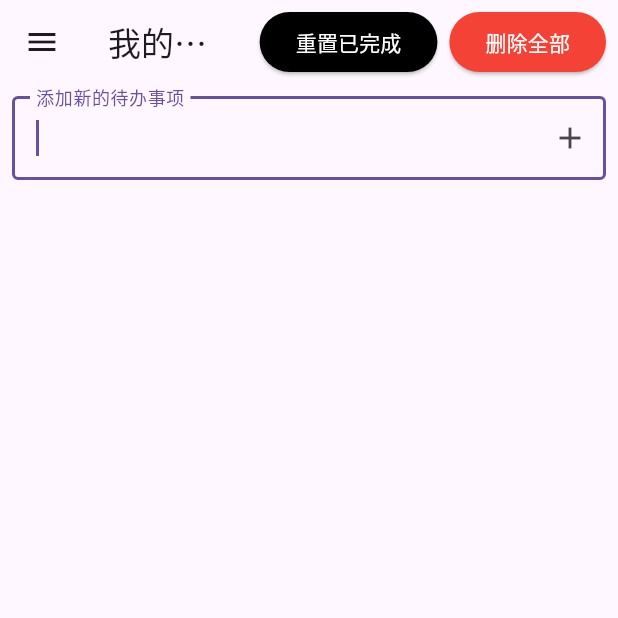
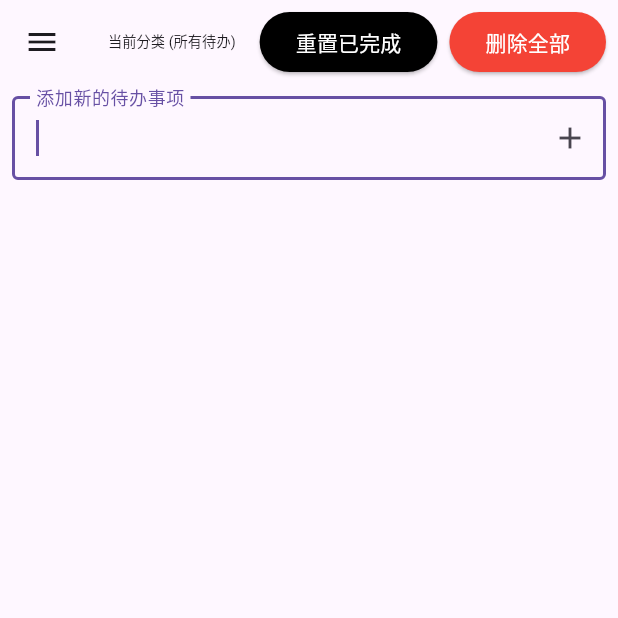
Before and after one commit to Cui707/c99todolist, a Flutter app: the screen it shows after launch, on a phone screen of 412 x 824 dp, the top half of it. Run offline on Flutter 3.47's test engine with Material 3 defaults, Android fonts, the phone set to English and light mode, and no system bars; our stand-ins replace shared_preferences.

Commit message:
V1.0.2 1.完成了安卓版本的开发。2.优化了部分显示效果。3.在抽屉中添加了信息。4.修改了项目名。

```diff
--- a/lib/main.dart
+++ b/lib/main.dart
@@ -1,5 +1,5 @@
 import 'package:flutter/material.dart';
-import 'package:c99todolist/todo_item.dart';
+import 'package:cui707todolist/todo_item.dart';
 import 'dart:convert'; // 用于 JSON 编解码
 import 'package:shared_preferences/shared_preferences.dart'; // 用于数据存储
 
@@ -13,7 +13,7 @@ class MyApp extends StatelessWidget {
   @override
   Widget build(BuildContext context) {
     return MaterialApp(
-      title: 'C99 Todo List App',
+      title: 'Cui707 Todo List App',
       theme: ThemeData(
         primarySwatch: Colors.grey, // 主题颜色设为灰色
       ),
@@ -127,7 +127,11 @@ class _TodoListScreenState extends State<TodoListScreen> {
   Widget build(BuildContext context) {
     return Scaffold(
       appBar: AppBar(
-        title: Text('我的待办事项 (${_currentCategory})'),
+        title: FittedBox( // 添加 FittedBox 包裹 Text
+          fit: BoxFit.scaleDown, // 选择缩放方式，scaleDown 会缩小文本以适应空间
+          alignment: Alignment.centerLeft, // 如果空间允许，文本会靠左对齐
+          child: Text('当前分类 (${_currentCategory})'),
+        ),
         actions: [
           Padding(
             padding: const EdgeInsets.only(right: 8.0),
@@ -221,6 +225,38 @@ class _TodoListScreenState extends State<TodoListScreen> {
                 _showAddCategoryDialog();
               },
             ),
+            Padding(
+              padding: const EdgeInsets.all(16.0), // 整体的内边距
+              child: Column(
+                crossAxisAlignment: CrossAxisAlignment.start, // 让文本左对齐
+                children: const <Widget>[
+                  Divider(), // 添加一条分割线，将个人信息与上方内容区分
+                  SizedBox(height: 10), // 留出一点垂直空间
+                  Text(
+                    '开发者-Cui707', // 你的名字或昵称
+                    style: TextStyle(
+                      fontSize: 16,
+                      fontWeight: FontWeight.bold,
+                      color: Colors.black87, // 深灰色
+                    ),
+                  ),
+                  SizedBox(height: 5), // 文本之间的间距
+                  Text(
+                    'Email：cui19991999@126.com', // 你的座右铭或应用描述
+                    style: TextStyle(
+                      fontSize: 14,
+                      color: Colors.black54, // 浅灰色
+                    ),
+                  ),
+                  // 你可以根据需要添加更多信息，例如：
+                  SizedBox(height: 5),
+                  Text(
+                  '开源地址: https://github.com/Cui707/cui707todolist',
+                  style: TextStyle(fontSize: 12, color: Colors.blue),
+                  ),
+                ],
+              ),
+            ),
           ],
         ),
       ),
@@ -256,7 +292,10 @@ class _TodoListScreenState extends State<TodoListScreen> {
                   margin: const EdgeInsets.symmetric(horizontal: 8.0, vertical: 4.0),
                   color: todo.isCompleted ? Colors.grey[200] : null,
                   child: GestureDetector(
-                    onSecondaryTapDown: (details) {
+                    onSecondaryTapDown: (details) { // 用于桌面平台的鼠标右键
+                      _showTodoContextMenu(context, details.globalPosition, todo);
+                    },
+                    onLongPressStart: (details) { // 用于移动平台的长按
                       _showTodoContextMenu(context, details.globalPosition, todo);
                     },
                     child: ListTile(
@@ -476,9 +515,15 @@ class _TodoListScreenState extends State<TodoListScreen> {
               onPressed: () {
                 Navigator.of(context).pop();
               },
+              style: TextButton.styleFrom( // 添加 style 属性
+                foregroundColor: Colors.black, // 将文字颜色设置为黑色
+              ),
             ),
             ElevatedButton(
-              style: ElevatedButton.styleFrom(backgroundColor: Colors.red),
+              style: ElevatedButton.styleFrom(
+                backgroundColor: Colors.red, // 保持背景色为红色
+                foregroundColor: Colors.black, // 将文本颜色设置为黑色
+              ),
               child: const Text('删除'),
               onPressed: () {
                 _deleteCategory(categoryToDelete);
```
Also changed, not shown: pubspec.yaml (+11 -2 lines), assets/logo.png (added), pubspec.lock, 12 other files.
